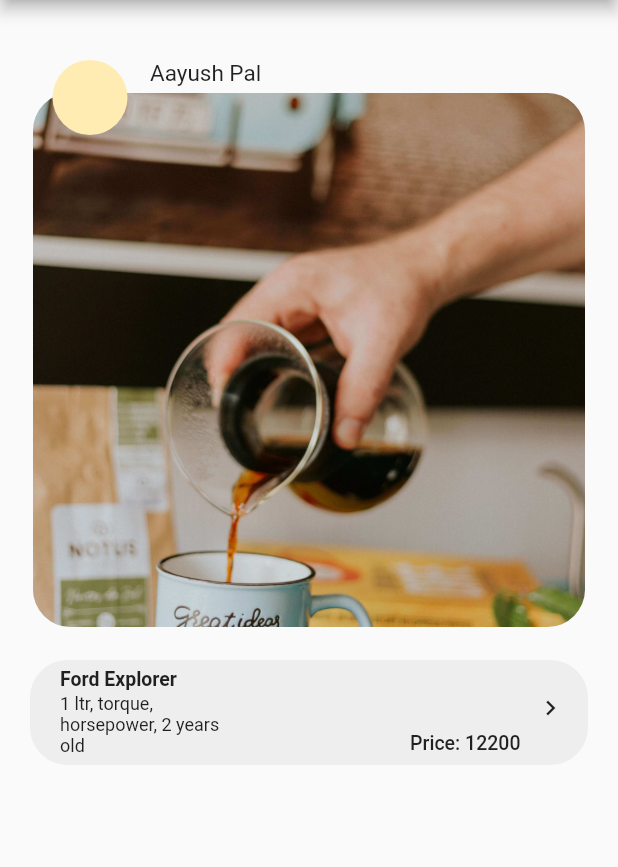
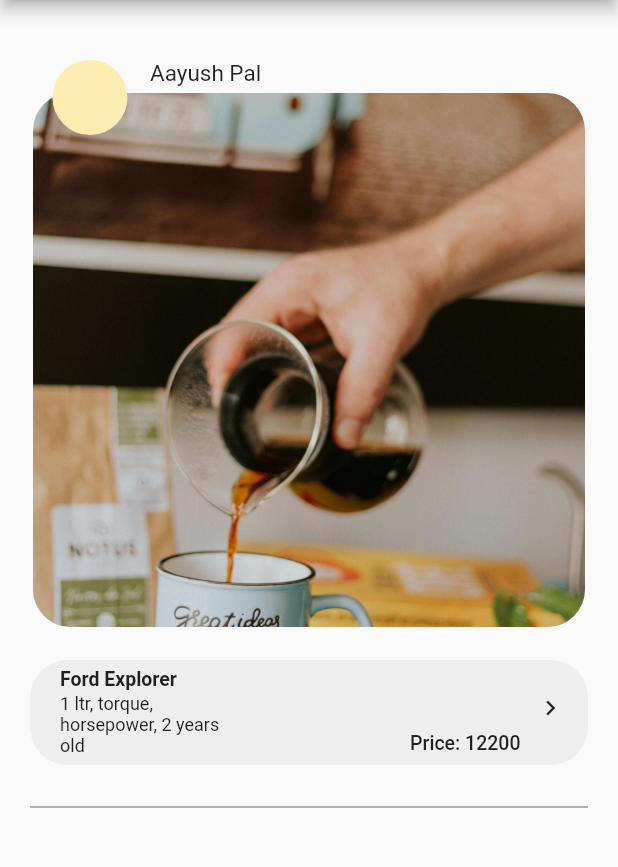
Before and after one commit to pal-codes/adpost, a Flutter app: the screen it shows after launch, on a phone screen of 412 x 824 dp, the part 84-951 px from its top. Run offline on Flutter 3.47's test engine with Material 2 defaults, Android fonts, the phone set to English and light mode, and no system bars.

Commit message:
Adding another component

```diff
--- a/lib/main.dart
+++ b/lib/main.dart
@@ -45,7 +45,9 @@ class _MyHomePageState extends State<MyHomePage> {
                     margin: EdgeInsets.all(22.0),
                     decoration: BoxDecoration(
                         color: Colors.grey[200],
-                        image: DecorationImage(image: ExactAssetImage('assets/sell3.jpg'), fit: BoxFit.cover),
+                        image: DecorationImage(
+                            image: ExactAssetImage('assets/sell3.jpg'),
+                            fit: BoxFit.cover),
                         borderRadius: BorderRadius.all(Radius.circular(25.0))),
                     // child: Image.asset('assets/sell3.jpg', fit: BoxFit.cover),
                   ),
@@ -111,6 +113,24 @@ class _MyHomePageState extends State<MyHomePage> {
               ],
             ),
           ),
+          Container(
+            padding: EdgeInsets.all(20),
+            child: Divider(
+              color: Colors.black38,
+              thickness: 1,
+            ),
+          ),
+          Container(
+            child: Stack(
+              children: <Widget>[
+                Container(
+                  height: 120,
+                  margin: EdgeInsets.only(top: 200),
+                  color: Colors.grey[200],
+                ),
+              ],
+            ),
+          ),
         ]));
   }
 }
```
